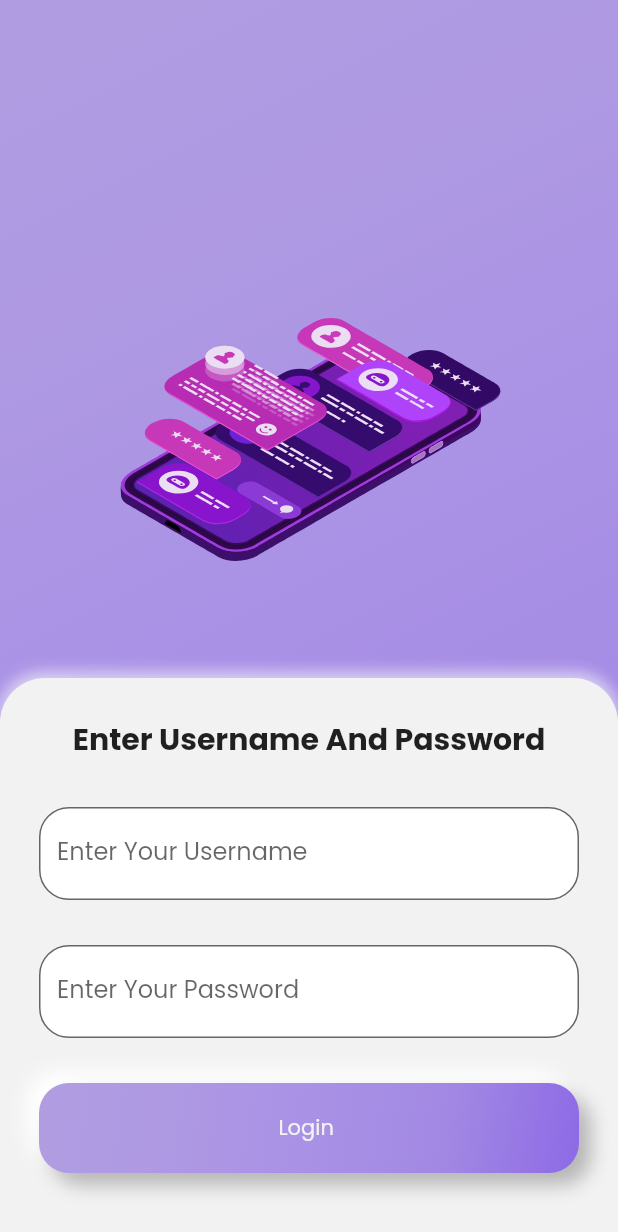
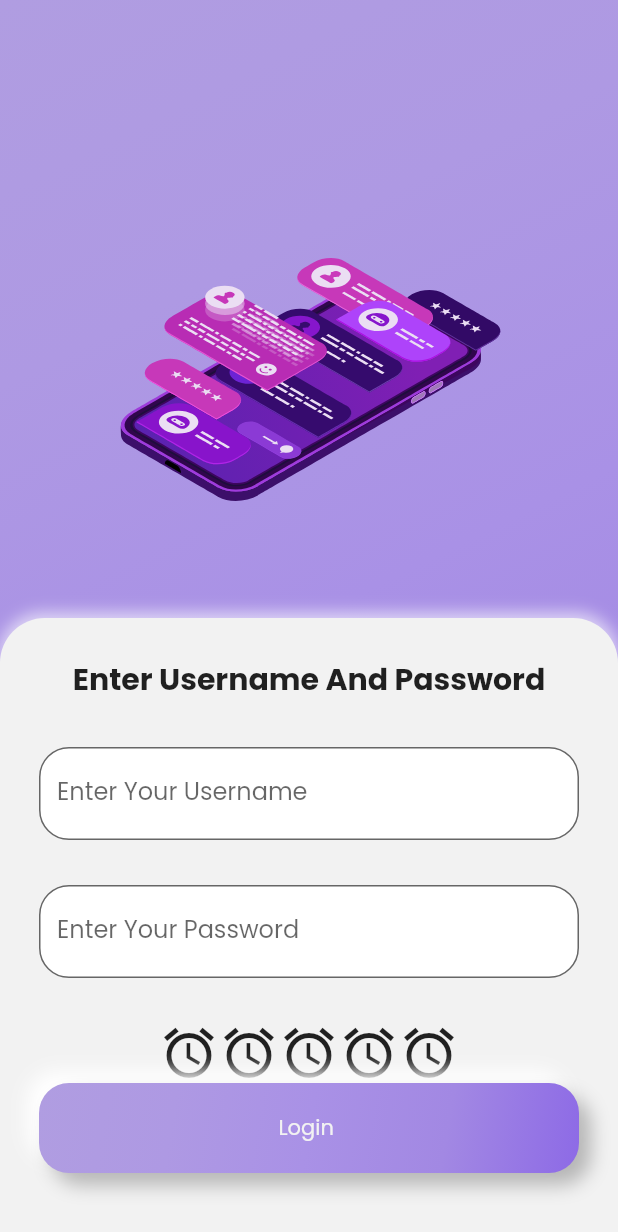
Before and after one commit to aslahmogral/flutter_parse_mt, a Flutter app: the screen it shows after launch, on a phone screen of 412 x 824 dp. Shown: the top 1232 px of the screen. Run offline on Flutter 3.47's test engine with Material 2 defaults, Android fonts, the phone set to English and light mode, and no system bars; drawn by our look-alikes of flutter_rating_bar; our stand-ins replace google_fonts, lottie, parse_server_sdk_flutter.

```diff
--- a/lib/screens/employee_screen.dart
+++ b/lib/screens/employee_screen.dart
@@ -1,4 +1,5 @@
 import 'package:flutter/material.dart';
+import 'package:flutter_parse/components/loader.dart';
 import 'package:flutter_parse/model/employee_model.dart';
 import 'package:flutter_parse/provider/auth_provider.dart';
 import 'package:flutter_parse/provider/employee_provider.dart';
@@ -52,9 +53,8 @@ class _EmployeeScreenState extends State<EmployeeScreen> {
             case ConnectionState.waiting:
               return Center(
                 child: Container(
-                    width: 100,
-                    height: 100,
-                    child: CircularProgressIndicator()),
+
+                    child: LoaderBird(message1: 'loading data.....',message2: '',)),
               );
 
             default:
--- a/lib/screens/login_screen.dart
+++ b/lib/screens/login_screen.dart
@@ -9,6 +9,7 @@ import 'package:flutter_parse/screens/employee_screen.dart';
 import 'package:flutter_parse/utils/apptheme.dart';
 import 'package:flutter_parse/utils/constants.dart';
 import 'package:flutter_parse/utils/dimens.dart';
+import 'package:flutter_rating_bar/flutter_rating_bar.dart';
 import 'package:provider/provider.dart';
 
 class LoginScreen extends StatefulWidget {
@@ -39,7 +40,7 @@ class _LoginScreenState extends State<LoginScreen> {
           valueListenable: isLoadingNotifier,
           builder: (context, bool isLoading, child) {
             return isLoading
-                ? LoaderBird()
+                ? LoaderBird(message1: 'plzzz wait.....',message2: 'Logging.... in....',)
                 : Scaffold(
                     backgroundColor: Colors.transparent,
                     resizeToAvoidBottomInset: true,
@@ -83,6 +84,17 @@ class _LoginScreenState extends State<LoginScreen> {
                                   SizedBox(
                                     height: Dimens.padding_xxl,
                                   ),
+                                  RatingBar(
+                                      minRating: 1,
+                                      maxRating: 100,
+                                      ratingWidget: RatingWidget(
+                                          full: Icon(Icons.alarm),
+                                          half: Icon(Icons.alarm),
+                                          empty: Icon(Icons.alarm)),
+                                      onRatingUpdate: (rating) {
+                                        rating =100;
+                                        print(rating);
+                                      }),
                                   WButton(
                                     label: Constants.login,
                                     gradient: true,
--- a/pubspec.yaml
+++ b/pubspec.yaml
@@ -41,6 +41,7 @@ dependencies:
   http: ^0.13.6
   lottie: ^2.3.2
   google_fonts: ^4.0.4
+  flutter_rating_bar: ^4.0.1
 
 dev_dependencies:
   flutter_test:
```
Also changed, not shown: lib/components/loader.dart (+21 -9 lines), pubspec.lock.
